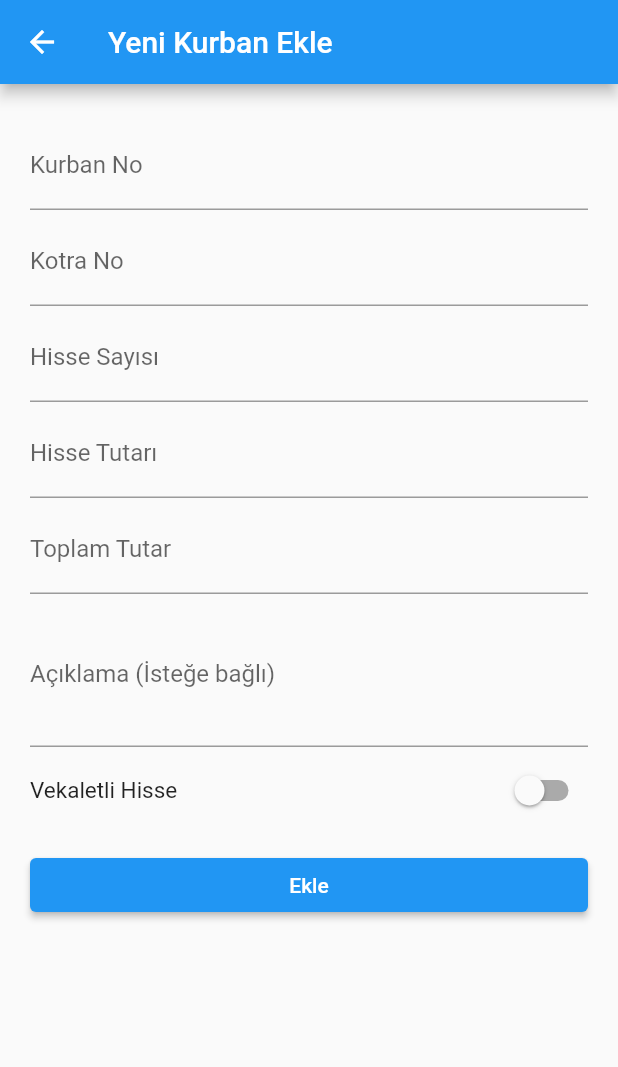
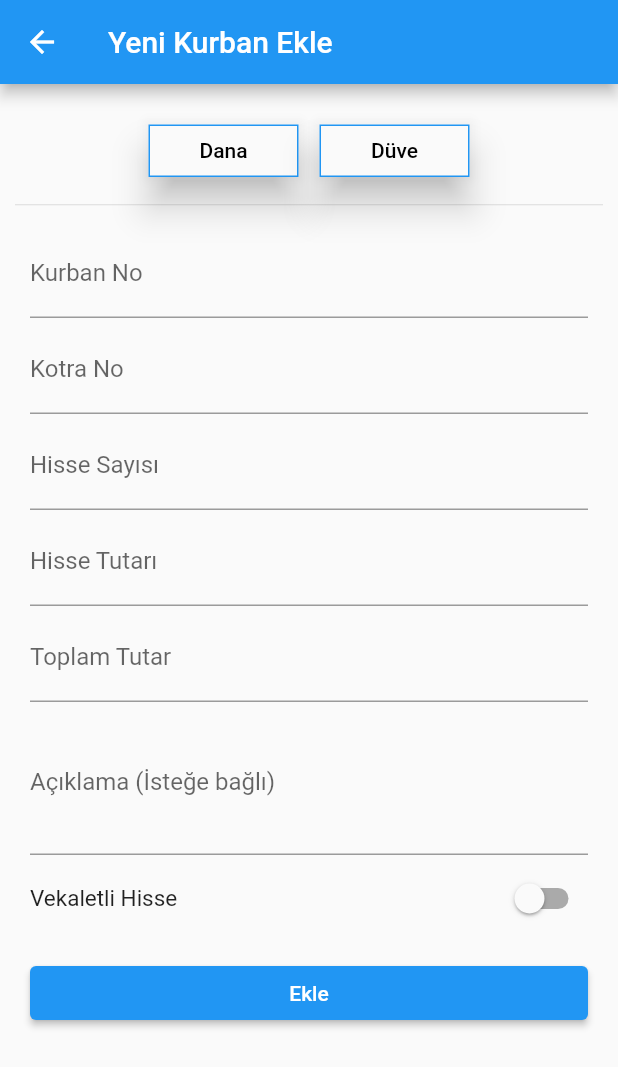
Before and after one commit to ahmettyildirim/gazi, a Flutter app: the AddKurban screen opened directly, on a phone screen of 412 x 824 dp. Shown: the top 1067 px of the screen. Run offline on Flutter 3.47's test engine with Material 2 defaults, Android fonts, the phone set to English and light mode, and no system bars; drawn by our look-alikes of custom_radio_grouped_button; our stand-ins replace cloud_firestore, firebase_auth, firebase_core, firebase_database, flutter_easyloading, mask_text_input_formatter and 1 more; missing offline and left inert: flutter_launcher_icons, syncfusion_flutter_xlsio; accounts and stored records are empty.

Commit message:
ekstra geliştirmeler

```diff
--- a/lib/model/hisse_kurban.dart
+++ b/lib/model/hisse_kurban.dart
@@ -13,6 +13,7 @@ class HisseKurbanModel implements GenericModel {
   bool? isVekalet;
   int remainingHisse = 0;
   late String? aciklama;
+  late int buyukKurbanTip = 0;
   late CollectionReference<Map<String, dynamic>> colRef;
   late DateTime? createTime;
   late String? createUser;
@@ -24,6 +25,7 @@ class HisseKurbanModel implements GenericModel {
       this.aciklama = "",
       this.createTime,
       this.createUser,
+      required this.buyukKurbanTip,
       this.isVekalet = false}) {
     this.collectionReferenceName = CollectionKeys.hisseKurban;
     this.colRef = DataRepository.instance
@@ -37,6 +39,7 @@ class HisseKurbanModel implements GenericModel {
         json[FieldKeys.hisseKurbanKotraNo] as int,
         json[FieldKeys.hisseKurbanHisseNum] as int,
         json[FieldKeys.hisseKurbanHisseAmount] as int,
+        buyukKurbanTip: json[FieldKeys.saleBuyukKurbanTip] as int,
         aciklama: (json[FieldKeys.aciklama] ?? "") as String,
         createTime: (json[FieldKeys.createTime] as Timestamp).toDate(),
         createUser: json[FieldKeys.createUser] as String,
@@ -49,6 +52,7 @@ class HisseKurbanModel implements GenericModel {
     hisseKurban[FieldKeys.hisseKurbanKurbanNo] = this.kurbanNo;
     hisseKurban[FieldKeys.hisseKurbanKotraNo] = this.kotraNo;
     hisseKurban[FieldKeys.hisseKurbanHisseNum] = this.hisseNo;
+    hisseKurban[FieldKeys.saleBuyukKurbanTip] = this.buyukKurbanTip;
     hisseKurban[FieldKeys.hisseKurbanHisseAmount] = this.hisseAmount;
     hisseKurban[FieldKeys.hisseKurbanRemainingHisse] = this.remainingHisse;
     hisseKurban[FieldKeys.aciklama] = this.aciklama;
--- a/lib/pages/add_kurban.dart
+++ b/lib/pages/add_kurban.dart
@@ -1,3 +1,4 @@
+import 'package:custom_radio_grouped_button/custom_radio_grouped_button.dart';
 import 'package:flutter/material.dart';
 import 'package:gazi_app/common/custom_animation.dart';
 import 'package:gazi_app/common/data_repository.dart';
@@ -17,7 +18,39 @@ class _AddKurbanState extends State<AddKurban> {
   final _hisseAmountController = TextEditingController();
   final _totalAmountController = TextEditingController();
   final _aciklamaController = TextEditingController();
+  int _buyukKurbanTip = 0;
   bool _isVekalet = false;
+  Widget _getBuyukbasTypeMenu(double screenWidth) {
+    return Column(
+      children: [
+        CustomRadioButton(
+          enableButtonWrap: true,
+          shapeRadius: 14.0,
+          radius: 14.0,
+          enableShape: false,
+          unSelectedColor: Theme.of(context).canvasColor,
+          buttonLables: [
+            "Dana",
+            "Düve",
+          ],
+          buttonValues: [
+            1,
+            2,
+          ],
+          radioButtonValue: (value) => {
+            setState(() {
+              _buyukKurbanTip = int.parse(value.toString());
+            })
+          },
+          selectedColor: Theme.of(context).colorScheme.secondary,
+        ),
+        SizedBox(height: 10),
+        Divider(height: 3),
+        SizedBox(height: 10),
+      ],
+    );
+  }
+
   @override
   Widget build(BuildContext context) {
     var screenInfo = MediaQuery.of(context);
@@ -37,6 +70,7 @@ class _AddKurbanState extends State<AddKurban> {
                   mainAxisAlignment: MainAxisAlignment.start,
                   crossAxisAlignment: CrossAxisAlignment.stretch,
                   children: [
+                    _getBuyukbasTypeMenu(screenWidth),
                     Padding(
                       padding: EdgeInsets.only(top: 5, left: 10, right: 10),
                       child: TextFormField(
@@ -125,6 +159,10 @@ class _AddKurbanState extends State<AddKurban> {
   }
 
   Future<void> addKurban() async {
+    if (_buyukKurbanTip == 0) {
+      CustomLoader.showError("Lütfen Kurban Cinsini Seçiniz");
+      return;
+    }
     if (_formKey.currentState!.validate()) {
       CustomLoader.show();
 
@@ -141,6 +179,7 @@ class _AddKurbanState extends State<AddKurban> {
           int.parse(_kotraNoController.text),
           int.parse(_hisseNumController.text),
           int.parse(_hisseAmountController.text),
+          buyukKurbanTip: _buyukKurbanTip,
           aciklama: _aciklamaController.text,
           remainingHisse: int.parse(_hisseNumController.text),
           isVekalet: _isVekalet);
--- a/lib/pages/hisse_detail.dart
+++ b/lib/pages/hisse_detail.dart
@@ -118,6 +118,8 @@ class _HisseDetailState extends State<HisseDetail> {
                 padding: const EdgeInsets.all(20.0),
                 child: Column(children: [
                   getRowInfo("Kurban No", widget.hisse.kurbanNo.toString()),
+                  getRowInfo("Cins",
+                      widget.hisse.buyukKurbanTip == 1 ? "Dana" : "Düve"),
                   getRowInfo("Hisse Sayısı", widget.hisse.hisseNo.toString()),
                   getRowInfo("Kalan Hisse Sayısı",
                       widget.hisse.remainingHisse.toString()),
```
Also changed, not shown: lib/pages/add_sale.dart (+11 -3 lines).
